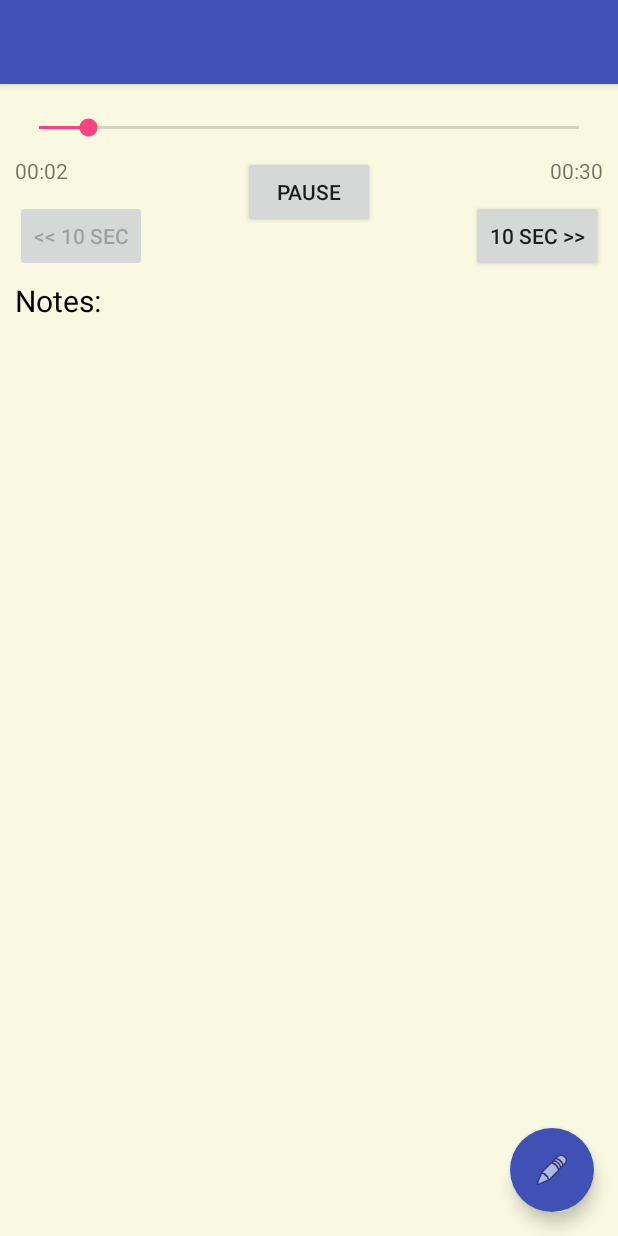
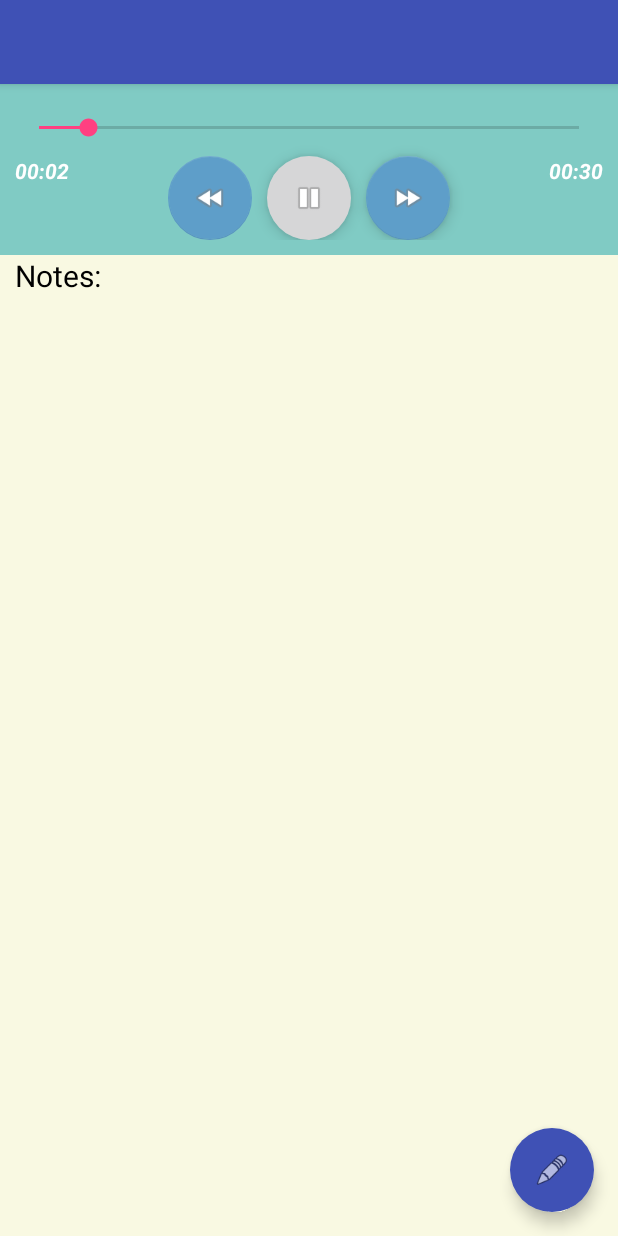
Before and after one commit to kirtan96/Audio_Notetaker, an Android app: the SearchResult screen opened directly, with no data from a screen before it, on a phone screen of 412 x 824 dp. Run offline under Robolectric (Android 15) with nearby library versions, the phone set to English and light mode, and no system bars.

Commit message:
New Design for player and lists

```diff
--- a/app/src/main/java/com/kirtan/audionotetaker/Activities/Search.java
+++ b/app/src/main/java/com/kirtan/audionotetaker/Activities/Search.java
@@ -61,8 +61,7 @@ public class Search extends AppCompatActivity {
                         SharedPreferences myPrefs = getSharedPreferences("myPrefs", MODE_PRIVATE);
                         Map<String, ?> keys = myPrefs.getAll();
                         for (Map.Entry<String, ?> entryKey : keys.entrySet()) {
-                            if ((!entryKey.getKey().contains("myYouTubeURLS")) &&
-                                    (!entryKey.getKey().contains("checkBox")) &&
+                            if ((!entryKey.getKey().contains("checkBox")) &&
                                     (!entryKey.getKey().contains("myYouTubeFiles")) &&
                                     (!entryKey.getKey().contains("content://")) &&
                                     (!entryKey.getKey().contains("file://")) &&
--- a/app/src/main/res/layout/activity_audionotetaker.xml
+++ b/app/src/main/res/layout/activity_audionotetaker.xml
@@ -57,7 +57,7 @@
         <CheckBox
             android:layout_width="wrap_content"
             android:layout_height="wrap_content"
-            android:text="Continue playing the audio"
+            android:text="Continue Audio"
             android:id="@+id/audio"
             android:checked="false"
             android:layout_alignParentBottom="true"
--- a/app/src/main/res/layout/activity_player.xml
+++ b/app/src/main/res/layout/activity_player.xml
@@ -24,8 +24,7 @@
                 android:layout_height="wrap_content"
                 android:id="@+id/shareButton"
                 android:src="@android:drawable/ic_menu_share"
-                android:layout_gravity="top|end"
-                android:layout_marginRight="20dp"/>
+                android:layout_gravity="top|end"/>
         </android.support.v7.widget.Toolbar>
 
     </android.support.design.widget.AppBarLayout>
--- a/app/src/main/res/layout/content_search_result.xml
+++ b/app/src/main/res/layout/content_search_result.xml
@@ -10,14 +10,13 @@
     android:background="#F9F9E2"
     android:id="@+id/srLayout">
 
-    <SeekBar
+    <RelativeLayout
         android:layout_width="match_parent"
         android:layout_height="wrap_content"
-        android:layout_marginBottom="10dp"
-        android:id="@+id/seekBar"
-        android:layout_marginLeft="10dp"
-        android:layout_marginRight="10dp"
-        android:layout_marginTop="20dp" />
+        android:id="@+id/pLayout"
+        android:layout_alignParentTop="true"
+        android:paddingBottom="10dp"
+        android:background="@color/accent_material_dark">
 
         <TextView
             android:layout_width="wrap_content"
@@ -25,16 +24,9 @@
             android:layout_below="@+id/seekBar"
             android:layout_alignLeft="@+id/seekBar"
             android:id="@+id/currentTime"
-        android:layout_marginBottom="10dp"/>
-
-    <Button
-        android:layout_width="wrap_content"
-        android:layout_height="wrap_content"
-        android:id="@+id/pauseButton"
-        android:layout_below="@+id/seekBar"
-        android:layout_centerHorizontal="true"
             android:layout_marginBottom="10dp"
-        android:text="Pause"/>
+            android:textColor="#fff"
+            android:textStyle="bold|italic" />
 
         <TextView
             android:layout_width="wrap_content"
@@ -42,19 +34,59 @@
             android:id="@+id/finalTime"
             android:layout_below="@id/seekBar"
             android:layout_alignRight="@id/seekBar"
-        android:layout_marginBottom="10dp"/>
+            android:layout_marginBottom="10dp"
+            android:textColor="#fff"
+            android:textStyle="bold|italic" />
 
-    <TextView
+        <SeekBar
             android:layout_width="match_parent"
             android:layout_height="wrap_content"
-        android:text="Notes:"
-        android:textColor="@android:color/black"
-        android:textSize="20dp"
             android:layout_marginBottom="10dp"
-        android:id="@+id/noteText"
-        android:layout_below="@+id/leftskip"
-        android:layout_marginTop="5dp"
-        android:layout_marginLeft="10dp" />
+            android:id="@+id/seekBar"
+            android:layout_marginTop="20dp"
+            android:layout_marginLeft="10dp"
+            android:layout_marginRight="10dp" />
+
+        <android.support.design.widget.FloatingActionButton
+            android:layout_width="wrap_content"
+            android:layout_height="wrap_content"
+            android:src="@android:drawable/ic_media_pause"
+            android:layout_alignTop="@+id/currentTime"
+            android:layout_centerHorizontal="true"
+            android:id="@+id/pauseButton"
+            android:layout_marginLeft="10dp"
+            android:layout_marginRight="10dp"
+            app:borderWidth="0dp"
+            app:backgroundTint="@color/design_textinput_error_color_dark"
+            android:adjustViewBounds="false" />
+
+        <android.support.design.widget.FloatingActionButton
+            android:layout_width="wrap_content"
+            android:layout_height="wrap_content"
+            android:id="@+id/leftskip"
+            android:layout_below="@+id/seekBar"
+            android:layout_toLeftOf="@+id/pauseButton"
+            android:layout_toStartOf="@+id/pauseButton"
+            android:src="@android:drawable/ic_media_rew"
+            app:backgroundTint="#5E9EC9" />
+
+        <android.support.design.widget.FloatingActionButton
+            android:layout_width="wrap_content"
+            android:layout_height="wrap_content"
+            android:id="@+id/rightskip"
+            android:layout_alignTop="@+id/pauseButton"
+            android:layout_toRightOf="@+id/pauseButton"
+            android:layout_toEndOf="@+id/pauseButton"
+            android:src="@android:drawable/ic_media_ff"
+            app:backgroundTint="#5E9EC9" />
+    </RelativeLayout>
+
+    <RelativeLayout
+        android:layout_width="match_parent"
+        android:layout_height="wrap_content"
+        android:id="@+id/nLayout"
+        android:layout_below="@+id/pLayout"
+        android:layout_marginBottom="10dp">
 
         <ListView
             android:layout_width="match_parent"
@@ -66,28 +98,23 @@
             android:layout_below="@+id/noteText"
             android:layout_alignParentRight="true"
             android:layout_alignParentEnd="true"
-        android:layout_alignParentBottom="true"
-        android:layout_margin="10dp" />
+            android:longClickable="true"
+            android:layout_marginLeft="10dp"
+            android:layout_marginRight="10dp"
+            android:layout_marginTop="10dp"
+            android:layout_alignParentBottom="true" />
 
-    <Button
-        android:layout_width="wrap_content"
+        <TextView
+            android:layout_width="match_parent"
             android:layout_height="wrap_content"
-        android:text="&lt;&lt; 10 sec"
-        android:id="@+id/leftskip"
-        android:layout_below="@+id/currentTime"
+            android:text="Notes:"
+            android:textColor="@android:color/black"
+            android:textSize="20dp"
+            android:id="@+id/noteText"
+            android:layout_alignParentTop="true"
             android:layout_alignParentLeft="true"
             android:layout_alignParentStart="true"
             android:layout_marginLeft="10dp" />
-
-    <Button
-        android:layout_width="wrap_content"
-        android:layout_height="wrap_content"
-        android:text="10 sec >>"
-        android:id="@+id/rightskip"
-        android:layout_below="@+id/finalTime"
-        android:layout_alignParentRight="true"
-        android:layout_alignParentEnd="true"
-        android:layout_marginRight="10dp" />
-
+    </RelativeLayout>
 
 </RelativeLayout>
--- a/app/src/main/res/layout/file_list.xml
+++ b/app/src/main/res/layout/file_list.xml
@@ -26,7 +26,7 @@
             android:layout_toRightOf="@+id/imageView"
             android:layout_alignParentRight="true"
             android:layout_alignParentEnd="true"
-            android:layout_marginTop="9dp"
+            android:layout_marginTop="10dp"
             android:textSize="20dp" />
     </RelativeLayout>
 
--- a/app/src/main/res/layout/folder_list.xml
+++ b/app/src/main/res/layout/folder_list.xml
@@ -15,7 +15,7 @@
             android:layout_width="30dp"
             android:layout_height="30dp"
             android:id="@+id/imageView"
-            android:src="@android:drawable/sym_contact_card"
+            android:src="@mipmap/folder"
             android:layout_marginLeft="10dp"
             android:layout_marginRight="20dp"
             android:layout_marginTop="5dp" />
@@ -28,7 +28,7 @@
             android:layout_toRightOf="@+id/imageView"
             android:layout_alignParentRight="true"
             android:layout_alignParentEnd="true"
-            android:layout_marginTop="10dp"
+            android:layout_marginTop="7dp"
             android:textSize="20dp" />
     </RelativeLayout>
 
```
Also changed, not shown: app/src/main/java/com/kirtan/audionotetaker/Activities/Player.java (+56 -54 lines), app/src/main/java/com/kirtan/audionotetaker/Activities/RecordAudio.java (+35 -33 lines), app/src/main/java/com/kirtan/audionotetaker/Activities/SearchResult.java (+16 -54 lines), app/src/main/res/layout/activity_youtube.xml (deleted, +0 -64 lines), app/src/main/res/layout/content_player.xml (+69 -41 lines), app/src/main/res/layout/content_record_audio.xml (+43 -24 lines), app/src/main/res/layout/player_current_list.xml (+6 -26 lines), app/src/main/res/layout/player_list.xml (+7 -27 lines), app/src/main/res/layout/recordings_list.xml (+7 -4 lines). Lines whose indentation alone changed are shown as unchanged.
